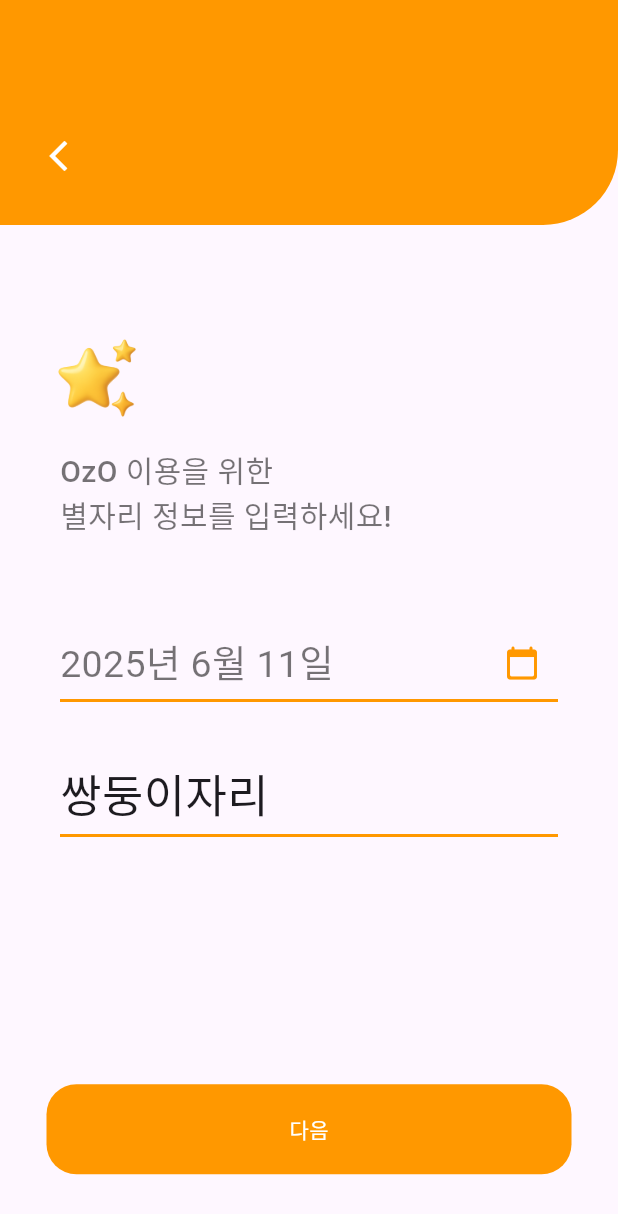
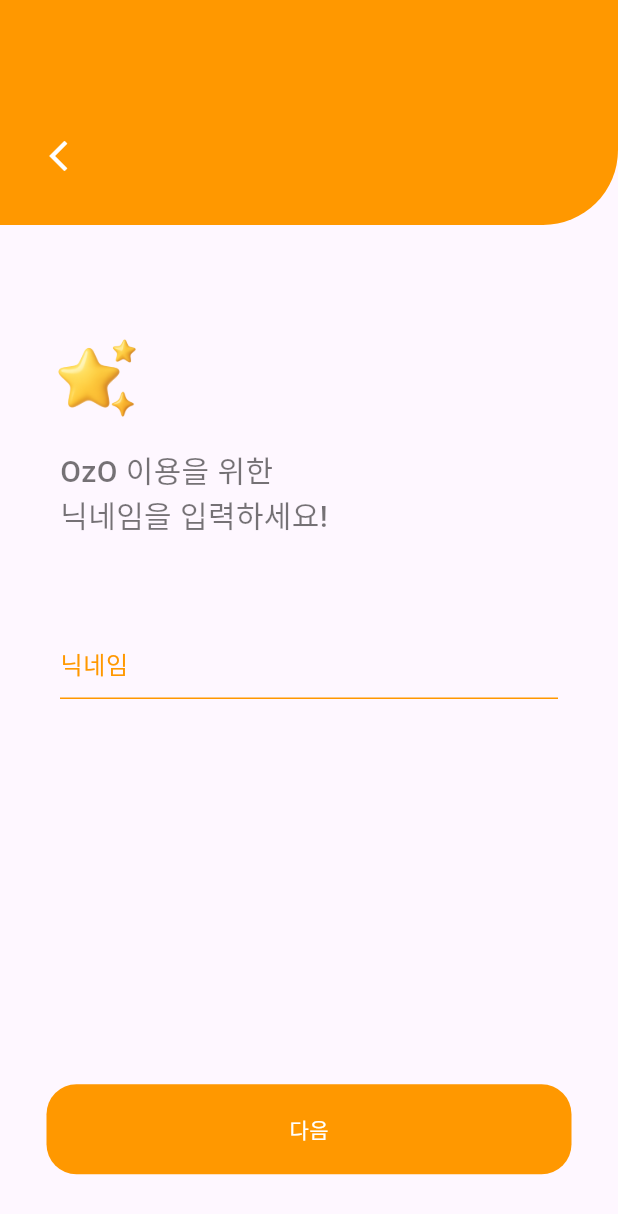
Before and after one commit to baezzzi/OHAASA_FE, a Flutter app: the Auth screen opened directly, after a tap on "다음", on a phone screen of 412 x 824 dp. Shown: the top 1214 px of the screen. Run offline on Flutter 3.47's test engine with Material 3 defaults, Android fonts, the phone set to English and light mode, and no system bars; our stand-ins replace firebase_auth, firebase_core, image_picker, permission_handler; accounts and stored records are empty; network calls fail.

Commit message:
[DONE] nickname, zodiac get method

```diff
--- a/lib/auth.dart
+++ b/lib/auth.dart
@@ -1,7 +1,9 @@
+import 'package:OzO/nick_setting.dart';
 import 'package:flutter/material.dart';
 import 'package:OzO/style.dart';
 import 'package:OzO/zodiac_setting.dart';
 import 'package:OzO/main.dart';
+import 'package:OzO/nextbutton.dart';
 
 import 'package:permission_handler/permission_handler.dart';
 
@@ -250,25 +252,9 @@ class _AuthState extends State<Auth> {
               padding: EdgeInsets.only(bottom: screenHeight * 0.05),
               child: GestureDetector(
                 onTap: () {
-                  Navigator.push(context, MaterialPageRoute(builder: (_) => ZodiacSetting()));
+                  Navigator.push(context, MaterialPageRoute(builder: (_) => NickSetting()));
                 },
-                child: Container(
-                  width: 350,
-                  height: 60,
-                  decoration: BoxDecoration(
-                    color: Colors.orange,
-                    borderRadius: BorderRadius.circular(20),
-                  ),
-                  child: Center(
-                    child: Text(
-                      "다음",
-                      textAlign: TextAlign.center,
-                      style: TextStyle(
-                        color: Colors.white,
-                      ),
-                    ),
-                  ),
-                ),
+                child: NextButton(text: "다음")
               )
             )
           )
--- a/lib/main.dart
+++ b/lib/main.dart
@@ -1,3 +1,4 @@
+import 'package:OzO/nick_setting.dart';
 import 'package:firebase_core/firebase_core.dart';
 import 'package:flutter/material.dart';
 import 'package:firebase_auth/firebase_auth.dart';
@@ -5,6 +6,7 @@ import 'firebase_options.dart';
 
 import 'package:OzO/signup.dart';
 import 'package:OzO/signin.dart';
+import 'package:OzO/home.dart';
 
 void main() async {
   WidgetsFlutterBinding.ensureInitialized();
@@ -32,7 +34,7 @@ class _MyAppState extends State<MyApp> {
            if (snapshot.connectionState == ConnectionState.waiting) {
              return const Center(child: CircularProgressIndicator());
            } else if (snapshot.hasData && snapshot.data != null) {
-             return SignIn();
+             return Home();
            }
            return Scaffold(
              body: Stack(
--- /dev/null
+++ b/lib/nextbutton.dart
@@ -0,0 +1,33 @@
+import 'package:flutter/material.dart';
+
+class NextButton extends StatefulWidget {
+  final String text;
+
+  const NextButton({super.key, required this.text});
+
+  @override
+  State<NextButton> createState() => _NextButtonState();
+}
+
+class _NextButtonState extends State<NextButton> {
+
+  @override
+  Widget build(BuildContext context) {
+    return Container(
+      width: 350,
+      height: 60,
+      decoration: BoxDecoration(
+        color: Colors.orange,
+        borderRadius: BorderRadius.circular(20),
+      ),
+      child: Center(
+        child: Text(
+          widget.text,
+          style: TextStyle(
+            color: Colors.white,
+          ),
+        ),
+      )
+    );
+  }
+}
--- /dev/null
+++ b/lib/nick_setting.dart
@@ -0,0 +1,118 @@
+import 'dart:convert';
+
+import 'package:flutter/material.dart';
+import 'package:firebase_auth/firebase_auth.dart';
+import 'package:http/http.dart' as http;
+
+import 'package:OzO/style.dart';
+import 'package:OzO/nextbutton.dart';
+import 'package:OzO/zodiac_setting.dart';
+
+class NickSetting extends StatefulWidget {
+  const NickSetting({super.key});
+
+  @override
+  State<NickSetting> createState() => _NickSettingState();
+}
+
+class _NickSettingState extends State<NickSetting> {
+
+  TextEditingController nicknameController = TextEditingController();
+
+  Future<void> saveNickname() async {
+    final userEmail = FirebaseAuth.instance.currentUser?.email;
+    final response = await http.post(
+      Uri.parse("http://localhost:8080/users/save-nickname"),
+      headers: { "Content-Type" : "application/json" },
+      body: jsonEncode({
+        "email" : userEmail,
+        "nickname" : nicknameController.text.trim()
+      })
+    );
+
+    if (response.statusCode == 200) {
+      print("닉네임 저장완");
+      if (mounted) Navigator.push(context, MaterialPageRoute(builder: (_) => ZodiacSetting()));
+    }
+  }
+
+  @override
+  Widget build(BuildContext context) {
+    double screenHeight = MediaQuery.of(context).size.height;
+    return Scaffold(
+      body: GestureDetector(
+        onTap: () {
+          FocusScope.of(context).unfocus();
+        },
+        child: Stack(
+          children: [
+            Column(
+              crossAxisAlignment: CrossAxisAlignment.start,
+              children: [
+                Stack(
+                  children: [
+                    Container(
+                      width: double.infinity,
+                      height: 150,
+                      decoration: headerDecoration,
+                    ),
+                    Positioned(
+                      top: 80,
+                      left: 15,
+                      child: IconButton(
+                        icon: Icon(Icons.arrow_back_ios_new, color: Colors.white),
+                        onPressed: () {
+                          Navigator.pop(context);
+                        },
+                      ),
+                    ),
+                  ],
+                ),
+                SizedBox(height: 70,),
+                Padding(
+                  padding: EdgeInsets.symmetric(horizontal: 30),
+                  child: Image.asset(
+                    "assets/images/sparkle.png",
+                    width: 70,
+                  ),
+                ),
+                Padding(
+                  padding: EdgeInsets.symmetric(horizontal: 40),
+                  child: Column(
+                    crossAxisAlignment: CrossAxisAlignment.start,
+                    children: [
+                      SizedBox(height: 8,),
+                      Text(
+                        "OzO 이용을 위한\n닉네임을 입력하세요!",
+                        style: TextStyle(
+                          color: Colors.black54,
+                          fontSize: 20,
+                          fontWeight: FontWeight.w500,
+                        ),
+                      ),
+                      SizedBox(height: 60,),
+                      TextField(
+                        controller: nicknameController,
+                        decoration: buttonDecoration.copyWith(hintText: "닉네임")
+                      )
+                    ],
+                  ),
+                ),
+              ],
+            ),
+            Align(
+              alignment: Alignment.bottomCenter,
+              child: Padding(
+                padding: EdgeInsets.only(bottom: screenHeight * 0.05),
+                child: GestureDetector(
+                  onTap: saveNickname,
+                  child: NextButton(text: "다음")
+                ),
+              ),
+            )
+          ],
+        ),
+      )
+    );
+  }
+}
--- a/lib/signin.dart
+++ b/lib/signin.dart
@@ -48,9 +48,11 @@ class _SignInState extends State<SignIn> {
   // tutorial t/f
   Future<void> checkFirstLogin() async {
     final userEmail = FirebaseAuth.instance.currentUser?.email;
+    print(userEmail);
 
-    final response = await http.post(
+    final response = await http.get(
       Uri.parse("http://localhost:8080/users/is-first-login?email=$userEmail"),
+      headers: {"Content-Type" : "application/json"}
     );
 
     if (response.statusCode == 200) {
--- a/lib/signup.dart
+++ b/lib/signup.dart
@@ -146,7 +146,6 @@ class _SignUpState extends State<SignUp> {
           child: SingleChildScrollView(
             child: Column(
               crossAxisAlignment: CrossAxisAlignment.start,
-
               children: [
                 Stack(
                   children: [
--- a/lib/zodiac_setting.dart
+++ b/lib/zodiac_setting.dart
@@ -1,5 +1,6 @@
 import 'dart:convert';
 
+import 'package:OzO/nextbutton.dart';
 import 'package:OzO/welcome.dart';
 import 'package:flutter/material.dart';
 import 'package:OzO/style.dart';
@@ -121,7 +122,7 @@ class _ZodiacSettingState extends State<ZodiacSetting> {
                         border: Border(
                           bottom: BorderSide(
                             color: Colors.orange,
-                            width: 2,
+                            width: 1,
                           ),
                         )
                       ),
@@ -132,7 +133,7 @@ class _ZodiacSettingState extends State<ZodiacSetting> {
                             "${_selectedDate.year}년 ${_selectedDate.month}월 ${_selectedDate.day}일",
                             style: TextStyle(
                               color: Colors.black54,
-                              fontSize: 25,
+                              fontSize: 20,
                             ),
                           ),
 
@@ -144,25 +145,24 @@ class _ZodiacSettingState extends State<ZodiacSetting> {
                       )
                     ),
                     SizedBox(height: 40,),
-                    Center(
-                      child: Container(
+                    Container(
                       width: double.infinity,
-                        height: 50,
+                      height: 40,
                       decoration: BoxDecoration(
                         border: Border(
                           bottom: BorderSide(
                             color: Colors.orange,
-                              width: 2,
+                            width: 1,
                           )
                         )
                       ),
                       child: Text(
                         zodiacName,
                         style: TextStyle(
-                            fontSize: 30
+                          fontSize: 20,
+                          color: Colors.black54
                         ),
                       )
-                      ),
                     ),
                     SizedBox(height: 20,),
 
@@ -177,22 +177,7 @@ class _ZodiacSettingState extends State<ZodiacSetting> {
               padding: EdgeInsets.only(bottom: screenHeight * 0.05),
               child: GestureDetector(
                 onTap: saveZodiac,
-                child: Container(
-                  width: 350,
-                  height: 60,
-                  decoration: BoxDecoration(
-                    color: Colors.orange,
-                    borderRadius: BorderRadius.circular(20),
-                  ),
-                  child: Center(
-                    child: Text(
-                      "다음",
-                      style: TextStyle(
-                        color: Colors.white,
-                      ),
-                    ),
-                  )
-                ),
+                child: NextButton(text: "다음")
               ),
             ),
           )
```
Also changed, not shown: lib/home.dart (+46 -17 lines), lib/welcome.dart (+2 -17 lines), lib/zodiacpicker.dart (+8 -0 lines). Lines whose indentation alone changed are shown as unchanged.
